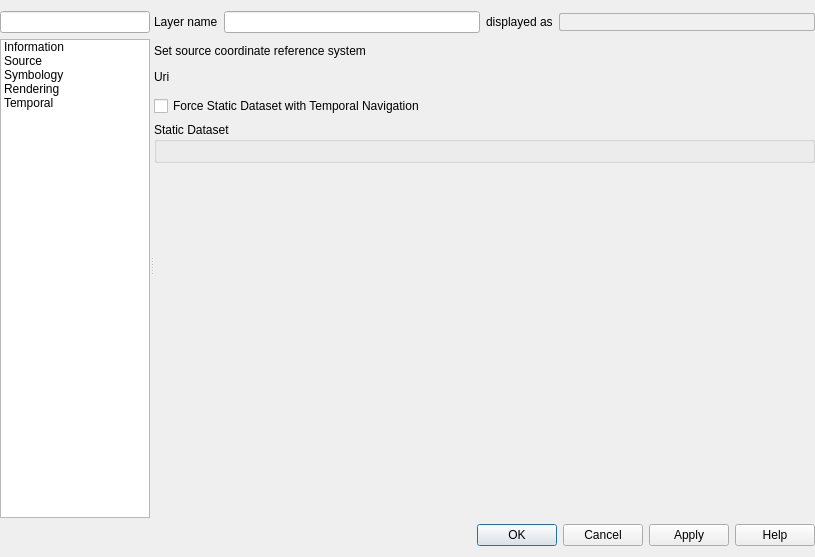
Above: src/ui/mesh/qgsmeshlayerpropertiesbase.ui from qgis/QGIS before the change. Below: the same form after it.
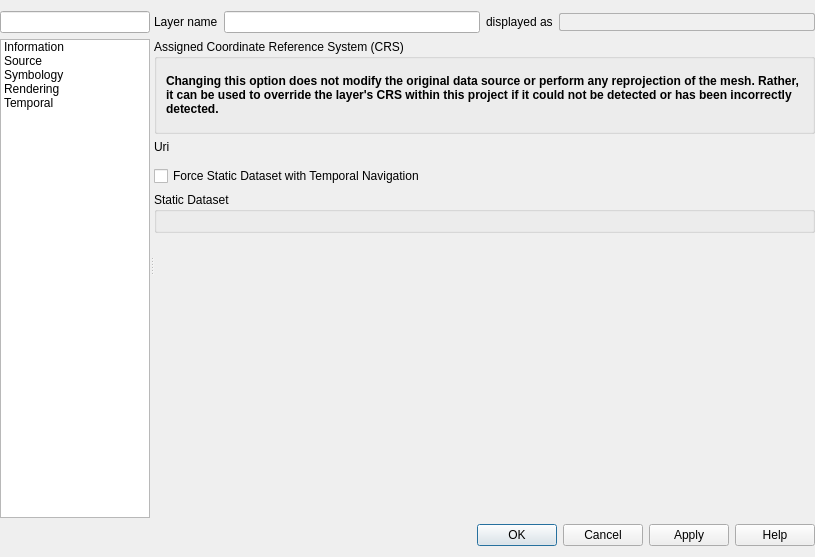
That is the form after the change. The open tabs and pages were chosen to show the change. Icons and pictures are not drawn. Custom widgets are drawn as their Qt base class.

Commit message:
Update strings and UI regarding layer CRS override setting
Make it much clearer that this setting does NOT reproject a layer

Fixes #32101

The edit to the form file:
```diff
--- a/src/ui/mesh/qgsmeshlayerpropertiesbase.ui
+++ b/src/ui/mesh/qgsmeshlayerpropertiesbase.ui
@@ -291,24 +291,51 @@
                 </layout>
                </item>
                <item>
-                <layout class="QHBoxLayout" name="horizontalLayout_9" stretch="0">
-                 <property name="topMargin">
-                  <number>5</number>
-                 </property>
-                 <item>
-                  <widget class="QLabel" name="label_7">
-                   <property name="text">
-                    <string>Set source coordinate reference system</string>
-                   </property>
-                  </widget>
-                 </item>
-                </layout>
-               </item>
-               <item>
-                <widget class="QgsProjectionSelectionWidget" name="mCrsSelector" native="true">
+                <widget class="QgsCollapsibleGroupBox" name="mCrsGroupBox">
                  <property name="focusPolicy">
                   <enum>Qt::StrongFocus</enum>
                  </property>
+                 <property name="title">
+                  <string>Assigned Coordinate Reference System (CRS)</string>
+                 </property>
+                 <property name="checkable">
+                  <bool>false</bool>
+                 </property>
+                 <property name="syncGroup" stdset="0">
+                  <string notr="true">vectorgeneral</string>
+                 </property>
+                 <layout class="QVBoxLayout" name="verticalLayout_28">
+                  <property name="spacing">
+                   <number>6</number>
+                  </property>
+                  <item>
+                   <widget class="QgsProjectionSelectionWidget" name="mCrsSelector" native="true">
+                    <property name="focusPolicy">
+                     <enum>Qt::StrongFocus</enum>
+                    </property>
+                   </widget>
+                  </item>
+                  <item>
+                   <widget class="QLabel" name="label_11">
+                    <property name="text">
+                     <string>&lt;html&gt;&lt;head/&gt;&lt;body&gt;&lt;p&gt;&lt;span style=&quot; font-weight:600;&quot;&gt;Changing this option does not modify the original data source or perform any reprojection of the mesh. Rather, it can be used to override the layer's CRS within this project if it could not be detected or has been incorrectly detected.&lt;/span&gt;&lt;/p&gt;&lt;/body&gt;&lt;/html&gt;</string>
+                    </property>
+                    <property name="textFormat">
+                     <enum>Qt::RichText</enum>
+                    </property>
+                    <property name="wordWrap">
+                     <bool>true</bool>
+                    </property>
+                   </widget>
+                  </item>
+                  <item>
+                   <widget class="Line" name="line_2">
+                    <property name="orientation">
+                     <enum>Qt::Vertical</enum>
+                    </property>
+                   </widget>
+                  </item>
+                 </layout>
                 </widget>
                </item>
                <item>
```
Left out of the diff: 2 changed lines with no effect on the pictures. The commit also changes 3 other files.
